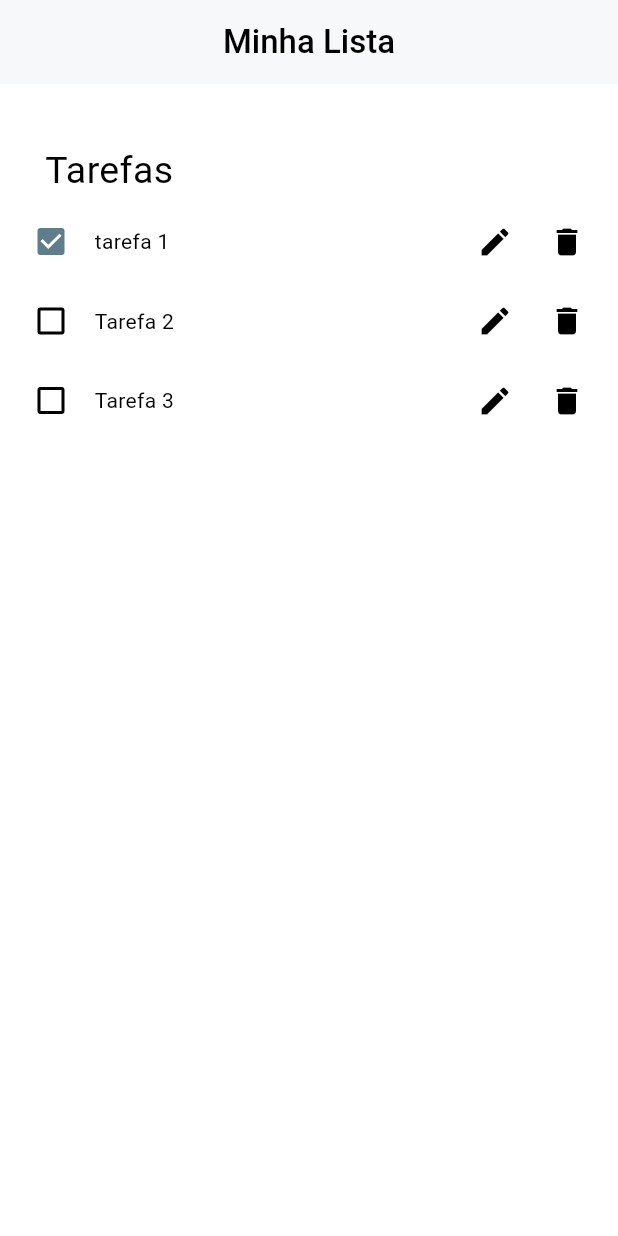
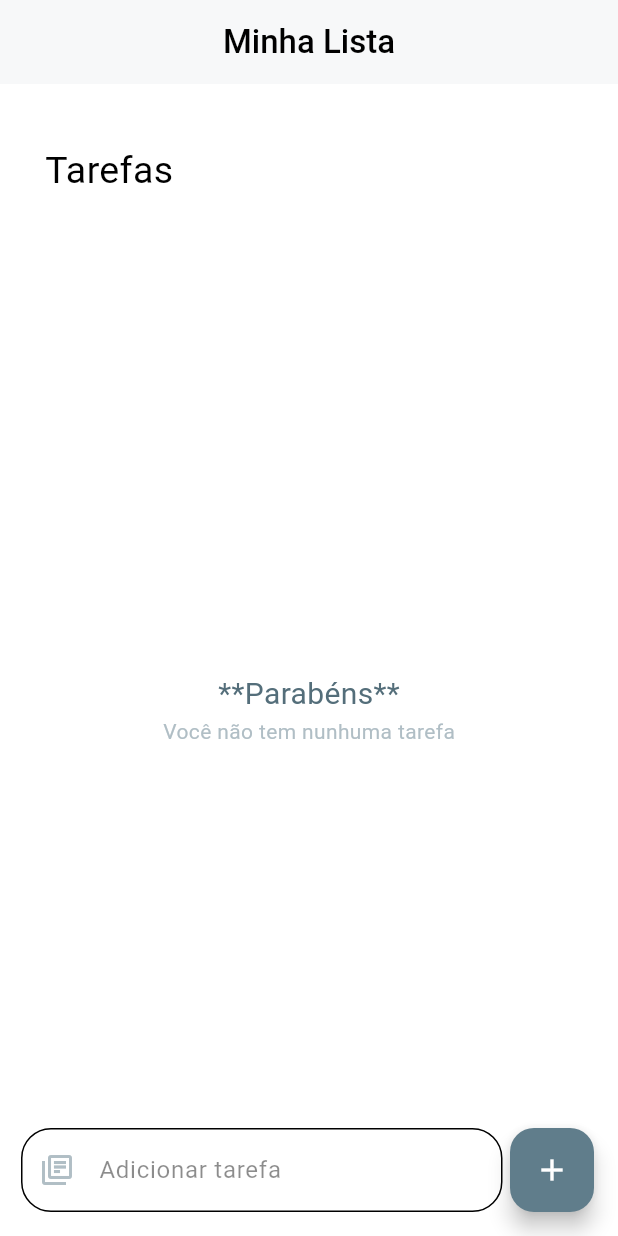
Before and after one commit to RonaldFerSan/ProjetoListaDeTarefas, a Flutter app: the screen it shows after launch, on a phone screen of 412 x 824 dp. Run offline on Flutter 3.47's test engine with Material 3 defaults, Android fonts, the phone set to English and light mode, and no system bars; our stand-ins replace sqflite; accounts and stored records are empty.

Commit message:
Banco de dados; Gerente de estado; add tarefas; Click checkbox

```diff
--- /dev/null
+++ b/devtools_options.yaml
@@ -0,0 +1,3 @@
+description: This file stores settings for Dart & Flutter DevTools.
+documentation: https://docs.flutter.dev/tools/devtools/extensions#configure-extension-enablement-states
+extensions:
--- a/lib/data.dart
+++ b/lib/data.dart
@@ -1,12 +1,61 @@
-import 'package:flutter/material.dart';
 import 'package:lista_de_tarefas/task.dart';
+import 'package:path/path.dart';
+import 'package:sqflite/sqflite.dart';
 
-class ListTasks extends ChangeNotifier {
-  final List<Task> _tasks = [
-    Task(id: 0, name: "tarefa 1", checked: true),
-    Task(id: 1, name: "Tarefa 2", checked: false),
-    Task(id: 2, name: "Tarefa 3", checked: false),
-  ];
+class MyDatabase {
+  static final MyDatabase _instance = MyDatabase._internal();
 
-  List<Task> get tasks => _tasks;
+  factory MyDatabase() => _instance;
+
+  MyDatabase._internal();
+
+  static Database? _database;
+
+  Future<Database> get db async {
+    if (_database != null) {
+      return _database!;
+    } else {
+      _database = await _initDb();
+      return _database!;
+    }
+  }
+
+  Future<Database> _initDb() async {
+    final path = join(await getDatabasesPath(), 'minhas_tarefas.db');
+    return await openDatabase(path, version: 1, onCreate: _onCreateDb);
+  }
+
+  Future<void> _onCreateDb(Database db, int version) async {
+    await db.execute("""
+      CREATE TABLE tasks (
+        id INTEGER PRIMARY KEY AUTOINCREMENT,
+        name TEXT,
+        checked INTEGER
+      )""");
+  }
+
+  Future<List<Task>> loadListTasks() async {
+    final db = await MyDatabase().db;
+    final listMaps = await db.query('tasks');
+    final listTasks = listMaps.map((map) => Task.fromMap(map)).toList();
+    return listTasks;
+  }
+
+  Future<void> addTask(String name, int checked) async {
+    final db = await MyDatabase().db;
+    await db.insert('tasks', {
+      'name': name,
+      'checked': checked,
+    }, conflictAlgorithm: ConflictAlgorithm.replace);
+  }
+
+  Future<void> updateCheck(int id, int checked) async {
+    final db = await MyDatabase().db;
+    await db.update(
+      "tasks",
+      {'checked': checked},
+      where: 'id = ?',
+      whereArgs: [id],
+    );
+  }
 }
--- a/lib/home_page.dart
+++ b/lib/home_page.dart
@@ -1,5 +1,7 @@
 import 'package:flutter/material.dart';
 import 'package:lista_de_tarefas/list_view_tasks.dart';
+import 'package:lista_de_tarefas/load_list_provider.dart';
+import 'package:provider/provider.dart';
 
 class HomePage extends StatefulWidget {
   const HomePage({super.key});
@@ -9,8 +11,11 @@ class HomePage extends StatefulWidget {
 }
 
 class _HomePageState extends State<HomePage> {
+  TextEditingController addController = TextEditingController();
+
   @override
   Widget build(BuildContext context) {
+    final prov = Provider.of<LoadListProvider>(context);
     return Scaffold(
       appBar: AppBar(
         title: const Text(
@@ -33,6 +38,46 @@ class _HomePageState extends State<HomePage> {
           ],
         ),
       ),
+      floatingActionButton: Row(
+        children: [
+          Expanded(
+            child: Container(
+              padding: EdgeInsets.only(left: 30),
+              child: TextField(
+                controller: addController,
+                textCapitalization: TextCapitalization.sentences,
+                decoration: InputDecoration(
+                  filled: true,
+                  prefixIcon: Icon(
+                    Icons.my_library_books_outlined,
+                    color: Colors.blueGrey[200],
+                  ),
+                  label: Text(
+                    "Adicionar tarefa",
+                    style: TextStyle(color: Colors.black45),
+                  ),
+                  border: OutlineInputBorder(
+                    borderRadius: BorderRadius.circular(20),
+                  ),
+                  enabledBorder: OutlineInputBorder(
+                    borderRadius: BorderRadius.circular(20),
+                  ),
+                ),
+              ),
+            ),
+          ),
+          SizedBox(width: 5),
+          FloatingActionButton(
+            onPressed: () {
+              (addController.text.isNotEmpty)
+                  ? prov.addTask(addController.text.trim(), false)
+                  : null;
+              addController.clear();
+            },
+            child: Icon(Icons.add),
+          ),
+        ],
+      ),
     );
   }
 }
--- a/lib/list_view_tasks.dart
+++ b/lib/list_view_tasks.dart
@@ -1,5 +1,6 @@
 import 'package:flutter/material.dart';
-import 'package:lista_de_tarefas/data.dart';
+import 'package:lista_de_tarefas/load_list_provider.dart';
+import 'package:lista_de_tarefas/task.dart';
 import 'package:provider/provider.dart';
 
 class ListViewTasks extends StatelessWidget {
@@ -7,16 +8,38 @@ class ListViewTasks extends StatelessWidget {
 
   @override
   Widget build(BuildContext context) {
-    final listTasks = Provider.of<ListTasks>(context);
-    return ListView.builder(
+    final listTasks = Provider.of<LoadListProvider>(context);
+
+    return (listTasks.tasks.isEmpty)
+        ? Center(
+          child: Column(
+            mainAxisAlignment: MainAxisAlignment.center,
+            children: [
+              Text(
+                "**Parabéns**",
+                style: TextStyle(fontSize: 20, color: Colors.blueGrey[600]),
+              ),
+              Text(
+                "Você não tem nunhuma tarefa",
+                style: TextStyle(color: Colors.blueGrey[200]),
+              ),
+            ],
+          ),
+        )
+        : ListView.builder(
           itemCount: listTasks.tasks.length,
           itemBuilder: (context, index) {
-        final task = listTasks.tasks[index];
+            final Task task = listTasks.tasks[index];
             return Container(
               padding: EdgeInsets.only(top: 5),
               child: Row(
                 children: [
-              Checkbox(value: task.checked, onChanged: (bool? value) {}),
+                  Checkbox(
+                    value: task.checked,
+                    onChanged: (value) {
+                      listTasks.updateCheck(task.id, value = !task.checked);
+                    },
+                  ),
                   SizedBox(width: 5),
                   Text(task.name),
                   Expanded(
--- /dev/null
+++ b/lib/load_list_provider.dart
@@ -0,0 +1,33 @@
+import 'package:flutter/widgets.dart';
+import 'package:lista_de_tarefas/data.dart';
+import 'package:lista_de_tarefas/task.dart';
+
+class LoadListProvider with ChangeNotifier {
+  List<Task> _tasks = [];
+
+  List<Task> get tasks {
+    if (_tasks.isEmpty) {
+      loadTasks();
+      return _tasks;
+    } else {
+      return _tasks;
+    }
+  }
+
+  final db = MyDatabase();
+
+  loadTasks() async {
+    _tasks = await db.loadListTasks();
+    notifyListeners();
+  }
+
+  addTask(String name, bool checked) async {
+    await db.addTask(name, checked ? 1 : 0);
+    loadTasks();
+  }
+
+  updateCheck(int id, bool checked) async {
+    await db.updateCheck(id, checked ? 1 : 0);
+    loadTasks();
+  }
+}
--- a/lib/main.dart
+++ b/lib/main.dart
@@ -1,24 +1,36 @@
 import 'package:flutter/material.dart';
-import 'package:lista_de_tarefas/data.dart';
 import 'package:lista_de_tarefas/home_page.dart';
+import 'package:lista_de_tarefas/load_list_provider.dart';
 import 'package:provider/provider.dart';
 
 void main() {
-  runApp(ChangeNotifierProvider(create: (_) => ListTasks(), child: MyApp()));
+  runApp(
+    ChangeNotifierProvider(
+      create: (BuildContext context) {
+        return LoadListProvider();
+      },
+      child: MyApp(),
+    ),
+  );
 }
 
 class MyApp extends StatelessWidget {
   const MyApp({super.key});
 
-  // This widget is the root of your application.
   @override
   Widget build(BuildContext context) {
-    return MaterialApp(
-      title: 'Flutter Demo',
-      theme: ThemeData(
-        colorScheme: ColorScheme.fromSwatch(primarySwatch: Colors.blueGrey),
+    return GestureDetector(
+      onTap: () {
+        FocusScope.of(context).requestFocus(FocusNode());
+      },
+      child: MaterialApp(
+        title: 'Flutter Demo',
+        theme: ThemeData(
+          useMaterial3: true,
+          colorScheme: ColorScheme.fromSwatch(primarySwatch: Colors.blueGrey),
+        ),
+        home: const HomePage(),
       ),
-      home: const HomePage(),
     );
   }
 }
--- a/pubspec.yaml
+++ b/pubspec.yaml
@@ -31,6 +31,8 @@ dependencies:
   flutter:
     sdk: flutter
   provider: ^6.1.5
+  sqflite: ^2.4.2
+  path: ^1.9.1
 
   # The following adds the Cupertino Icons font to your application.
   # Use with the CupertinoIcons class for iOS style icons.
```
Also changed, not shown: lib/task.dart (+8 -0 lines), pubspec.lock. Lines whose indentation alone changed are shown as unchanged.
